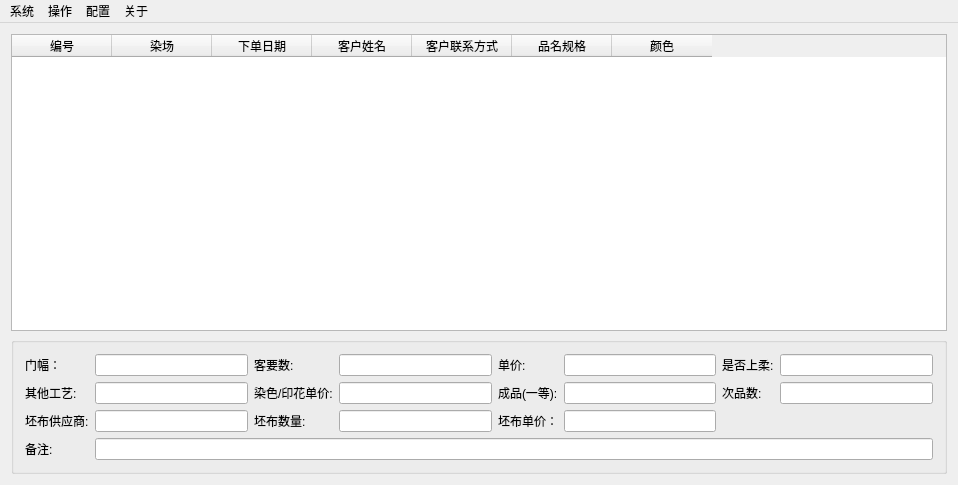
Old version of the form qtcode/linyafangzhi/ui/ui_mainwindow.ui in the repository MingYueRuYa/cprimeprimecode.
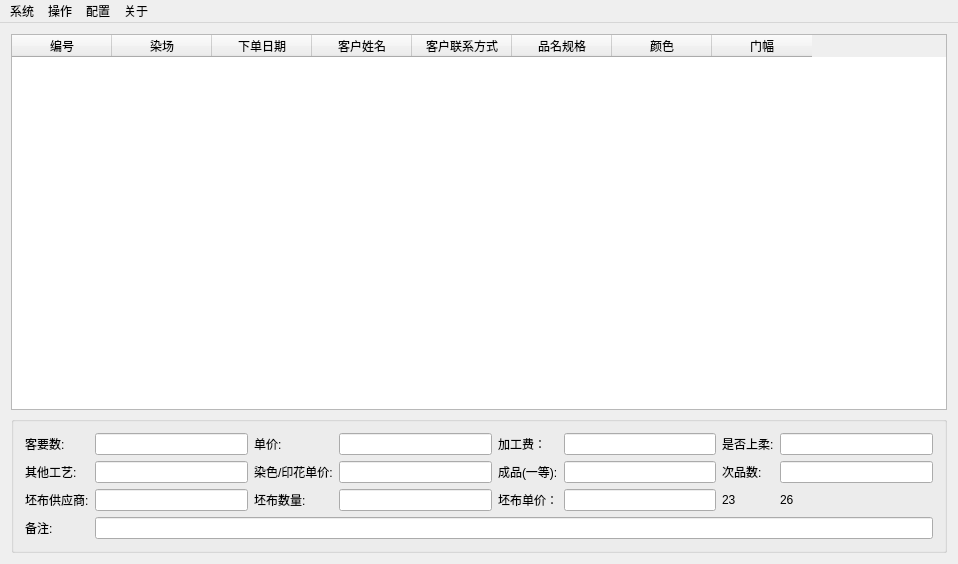
New version of the form.

```diff
--- a/qtcode/linyafangzhi/ui/ui_mainwindow.ui
+++ b/qtcode/linyafangzhi/ui/ui_mainwindow.ui
@@ -7,7 +7,7 @@
     <x>0</x>
     <y>0</y>
     <width>958</width>
-    <height>485</height>
+    <height>564</height>
    </rect>
   </property>
   <property name="windowTitle">
@@ -61,6 +61,11 @@
         <string>颜色</string>
        </property>
       </column>
+      <column>
+       <property name="text">
+        <string>门幅</string>
+       </property>
+      </column>
      </widget>
     </item>
     <item>
@@ -74,7 +79,7 @@
          <item>
           <layout class="QVBoxLayout" name="verticalLayout">
            <item>
-            <widget class="QLabel" name="label_5">
+            <widget class="QLabel" name="edt_menfu_2">
              <property name="sizePolicy">
               <sizepolicy hsizetype="Fixed" vsizetype="Preferred">
                <horstretch>0</horstretch>
@@ -82,7 +87,7 @@
               </sizepolicy>
              </property>
              <property name="text">
-              <string>门幅：</string>
+              <string>客要数:</string>
              </property>
             </widget>
            </item>
@@ -117,7 +122,7 @@
          <item>
           <layout class="QVBoxLayout" name="verticalLayout_2">
            <item>
-            <widget class="QLineEdit" name="edt_menfu">
+            <widget class="QLineEdit" name="edt_clientcount">
              <property name="maximumSize">
               <size>
                <width>16777215</width>
@@ -151,7 +156,7 @@
          <item>
           <layout class="QVBoxLayout" name="verticalLayout_3">
            <item>
-            <widget class="QLabel" name="edt_menfu_2">
+            <widget class="QLabel" name="label_7">
              <property name="sizePolicy">
               <sizepolicy hsizetype="Fixed" vsizetype="Preferred">
                <horstretch>0</horstretch>
@@ -159,7 +164,7 @@
               </sizepolicy>
              </property>
              <property name="text">
-              <string>客要数:</string>
+              <string>单价:</string>
              </property>
             </widget>
            </item>
@@ -194,7 +199,7 @@
          <item>
           <layout class="QVBoxLayout" name="verticalLayout_4">
            <item>
-            <widget class="QLineEdit" name="edt_clientcount">
+            <widget class="QLineEdit" name="edt_price">
              <property name="maximumSize">
               <size>
                <width>16777215</width>
@@ -228,7 +233,7 @@
          <item>
           <layout class="QVBoxLayout" name="verticalLayout_5">
            <item>
-            <widget class="QLabel" name="label_7">
+            <widget class="QLabel" name="label_8">
              <property name="sizePolicy">
               <sizepolicy hsizetype="Fixed" vsizetype="Preferred">
                <horstretch>0</horstretch>
@@ -236,7 +241,7 @@
               </sizepolicy>
              </property>
              <property name="text">
-              <string>单价:</string>
+              <string>加工费：</string>
              </property>
             </widget>
            </item>
@@ -271,7 +276,7 @@
          <item>
           <layout class="QVBoxLayout" name="verticalLayout_6">
            <item>
-            <widget class="QLineEdit" name="edt_price">
+            <widget class="QLineEdit" name="edt_processcost">
              <property name="maximumSize">
               <size>
                <width>16777215</width>
@@ -339,7 +344,7 @@
               </sizepolicy>
              </property>
              <property name="text">
-              <string/>
+              <string>23</string>
              </property>
             </widget>
            </item>
@@ -376,7 +381,7 @@
               </sizepolicy>
              </property>
              <property name="text">
-              <string/>
+              <string>26</string>
              </property>
             </widget>
            </item>
```
Left out of the diff: 4 changed lines with no effect on the pictures.
